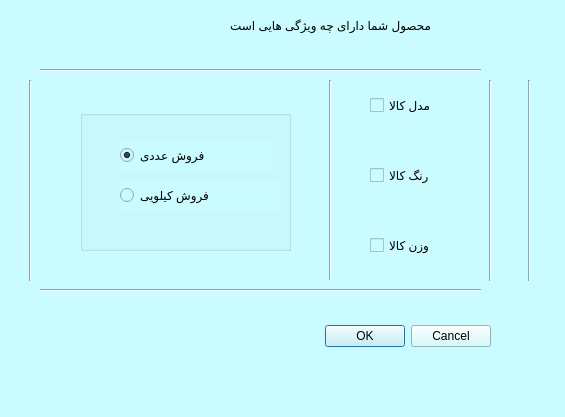
First picture: the form in Project_Ap/dialog_options.ui, repository AP-projects-4001/metagoofill, before the edit.
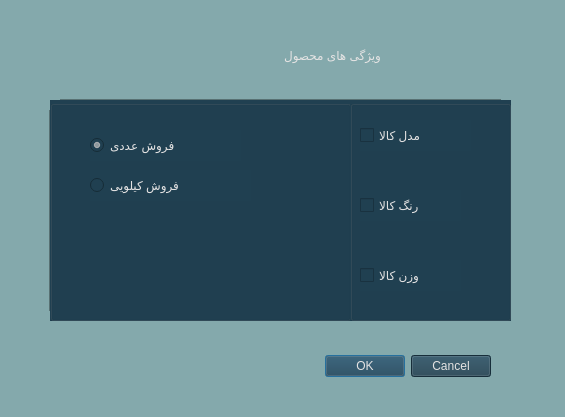
Second picture: the form after the edit.

Commit message: changing colors and Completing the program ui

Diff of the .ui file:
```diff
--- a/Project_Ap/dialog_options.ui
+++ b/Project_Ap/dialog_options.ui
@@ -14,28 +14,21 @@
    <string>Dialog</string>
   </property>
   <property name="styleSheet">
-   <string notr="true">background-color: rgb(202, 251, 255);</string>
+   <string notr="true">
+background-color: rgb(132, 169, 172);</string>
   </property>
   <widget class="QDialogButtonBox" name="buttonBox">
    <property name="geometry">
     <rect>
      <x>150</x>
-     <y>320</y>
+     <y>350</y>
      <width>341</width>
      <height>32</height>
     </rect>
    </property>
    <property name="styleSheet">
-    <string notr="true">QDialogButtonBox#buttonBox {
-font: 20pt &quot;MS Shell Dlg 2&quot;;
-padding-left: 20px;
-padding-right: 20px;
-border-radius: 5px;
-	background-color: rgb(180, 180, 180);
-color: blue;
-}
-
-</string>
+    <string notr="true">background-color: rgb(32, 64, 81);color: rgb(228, 227, 227);
+font: 12pt &quot;Lalezar&quot;;</string>
    </property>
    <property name="orientation">
     <enum>Qt::Horizontal</enum>
@@ -44,24 +37,11 @@
     <set>QDialogButtonBox::Cancel|QDialogButtonBox::Ok</set>
    </property>
   </widget>
-  <widget class="Line" name="line_5">
-   <property name="geometry">
-    <rect>
-     <x>509</x>
-     <y>80</y>
-     <width>41</width>
-     <height>201</height>
-    </rect>
-   </property>
-   <property name="orientation">
-    <enum>Qt::Vertical</enum>
-   </property>
-  </widget>
   <widget class="Line" name="line_2">
    <property name="geometry">
     <rect>
-     <x>40</x>
-     <y>60</y>
+     <x>60</x>
+     <y>90</y>
      <width>441</width>
      <height>20</height>
     </rect>
@@ -73,8 +53,8 @@
   <widget class="Line" name="line_4">
    <property name="geometry">
     <rect>
-     <x>20</x>
-     <y>80</y>
+     <x>40</x>
+     <y>110</y>
      <width>20</width>
      <height>201</height>
     </rect>
@@ -86,25 +66,24 @@
   <widget class="QLabel" name="label">
    <property name="geometry">
     <rect>
-     <x>60</x>
-     <y>10</y>
+     <x>10</x>
+     <y>40</y>
      <width>371</width>
      <height>31</height>
     </rect>
    </property>
    <property name="styleSheet">
-    <string notr="true">
-font: 16pt &quot;MS Shell Dlg 2&quot;;</string>
+    <string notr="true">font: 14pt &quot;Lalezar&quot;;color: rgb(228, 227, 227);</string>
    </property>
    <property name="text">
-    <string>محصول شما دارای چه ویژگی هایی است</string>
+    <string>ویژگی های محصول</string>
    </property>
   </widget>
   <widget class="Line" name="line">
    <property name="geometry">
     <rect>
-     <x>320</x>
-     <y>80</y>
+     <x>340</x>
+     <y>110</y>
      <width>20</width>
      <height>201</height>
     </rect>
@@ -116,8 +95,8 @@
   <widget class="Line" name="line_3">
    <property name="geometry">
     <rect>
-     <x>40</x>
-     <y>280</y>
+     <x>60</x>
+     <y>310</y>
      <width>441</width>
      <height>20</height>
     </rect>
@@ -129,12 +108,15 @@
   <widget class="QGroupBox" name="groupBox">
    <property name="geometry">
     <rect>
-     <x>80</x>
-     <y>110</y>
-     <width>211</width>
-     <height>141</height>
+     <x>50</x>
+     <y>100</y>
+     <width>301</width>
+     <height>221</height>
     </rect>
    </property>
+   <property name="styleSheet">
+    <string notr="true">background-color: rgb(32, 64, 81);</string>
+   </property>
    <property name="title">
     <string/>
    </property>
@@ -148,7 +130,8 @@
      </rect>
     </property>
     <property name="styleSheet">
-     <string notr="true">font: 14pt &quot;MS Shell Dlg 2&quot;;</string>
+     <string notr="true">font: 12pt &quot;Lalezar&quot;;
+color: rgb(228, 227, 227);</string>
     </property>
     <property name="text">
      <string>فروش کیلویی</string>
@@ -167,7 +150,7 @@
      </rect>
     </property>
     <property name="styleSheet">
-     <string notr="true">font: 14pt &quot;MS Shell Dlg 2&quot;;</string>
+     <string notr="true">font: 12pt &quot;Lalezar&quot;;color: rgb(228, 227, 227);</string>
     </property>
     <property name="text">
      <string>فروش عددی</string>
@@ -177,45 +160,11 @@
     </property>
    </widget>
   </widget>
-  <widget class="QCheckBox" name="checkBox_weight">
-   <property name="geometry">
-    <rect>
-     <x>370</x>
-     <y>230</y>
-     <width>101</width>
-     <height>31</height>
-    </rect>
-   </property>
-   <property name="styleSheet">
-    <string notr="true">
-font: 14pt &quot;MS Shell Dlg 2&quot;;</string>
-   </property>
-   <property name="text">
-    <string>وزن کالا</string>
-   </property>
-  </widget>
-  <widget class="QCheckBox" name="checkBox_color">
-   <property name="geometry">
-    <rect>
-     <x>370</x>
-     <y>160</y>
-     <width>101</width>
-     <height>31</height>
-    </rect>
-   </property>
-   <property name="styleSheet">
-    <string notr="true">
-font: 14pt &quot;MS Shell Dlg 2&quot;;</string>
-   </property>
-   <property name="text">
-    <string>رنگ کالا</string>
-   </property>
-  </widget>
   <widget class="Line" name="line_6">
    <property name="geometry">
     <rect>
-     <x>480</x>
-     <y>80</y>
+     <x>500</x>
+     <y>110</y>
      <width>20</width>
      <height>201</height>
     </rect>
@@ -224,22 +173,70 @@
     <enum>Qt::Vertical</enum>
    </property>
   </widget>
-  <widget class="QCheckBox" name="checkBox_berand">
+  <widget class="QGroupBox" name="groupBox_2">
    <property name="geometry">
     <rect>
-     <x>370</x>
-     <y>90</y>
-     <width>111</width>
-     <height>31</height>
+     <x>350</x>
+     <y>100</y>
+     <width>161</width>
+     <height>221</height>
     </rect>
    </property>
    <property name="styleSheet">
-    <string notr="true">
-font: 14pt &quot;MS Shell Dlg 2&quot;;</string>
+    <string notr="true">background-color: rgb(32, 64, 81);</string>
    </property>
-   <property name="text">
-    <string>مدل کالا</string>
+   <property name="title">
+    <string/>
    </property>
+   <widget class="QCheckBox" name="checkBox_berand">
+    <property name="geometry">
+     <rect>
+      <x>10</x>
+      <y>20</y>
+      <width>111</width>
+      <height>31</height>
+     </rect>
+    </property>
+    <property name="styleSheet">
+     <string notr="true">
+font: 12pt &quot;Lalezar&quot;;color: rgb(228, 227, 227);</string>
+    </property>
+    <property name="text">
+     <string>مدل کالا</string>
+    </property>
+   </widget>
+   <widget class="QCheckBox" name="checkBox_color">
+    <property name="geometry">
+     <rect>
+      <x>10</x>
+      <y>90</y>
+      <width>101</width>
+      <height>31</height>
+     </rect>
+    </property>
+    <property name="styleSheet">
+     <string notr="true">font: 12pt &quot;Lalezar&quot;;color: rgb(228, 227, 227);</string>
+    </property>
+    <property name="text">
+     <string>رنگ کالا</string>
+    </property>
+   </widget>
+   <widget class="QCheckBox" name="checkBox_weight">
+    <property name="geometry">
+     <rect>
+      <x>10</x>
+      <y>160</y>
+      <width>101</width>
+      <height>31</height>
+     </rect>
+    </property>
+    <property name="styleSheet">
+     <string notr="true">font: 12pt &quot;Lalezar&quot;;color: rgb(228, 227, 227);</string>
+    </property>
+    <property name="text">
+     <string>وزن کالا</string>
+    </property>
+   </widget>
   </widget>
  </widget>
  <resources/>
```
The commit also changes 37 other files.
